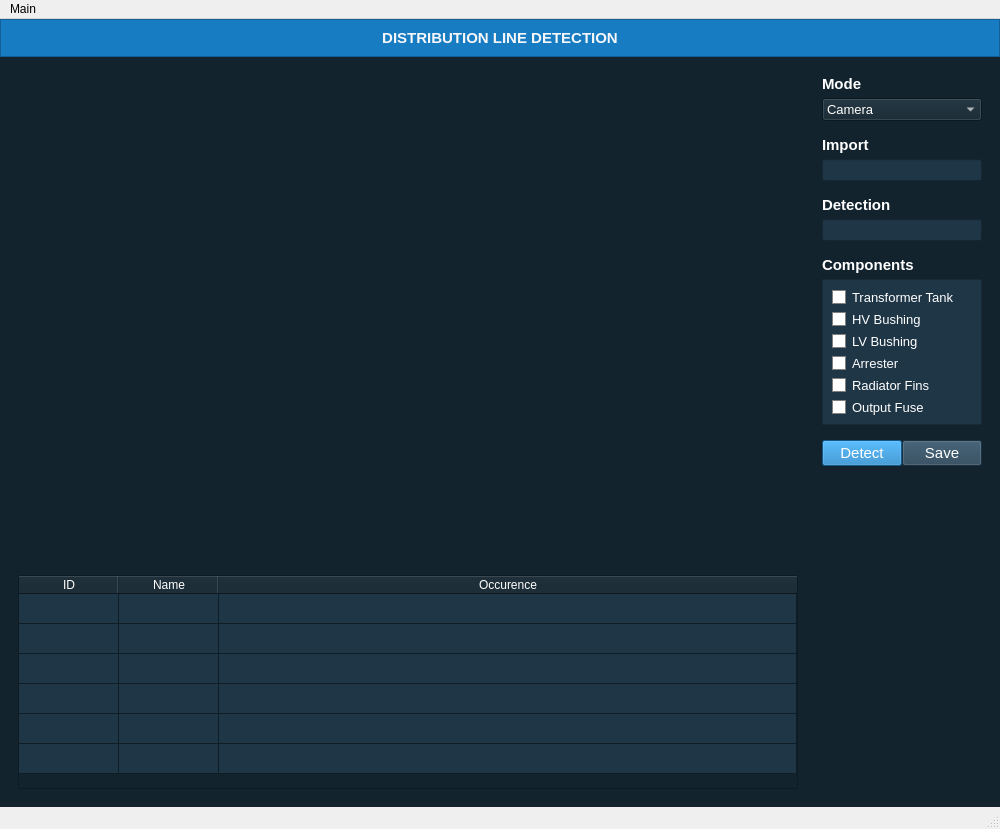
RielJ/msuiit-transformers-gui, file ui_main.ui: the form before one commit.
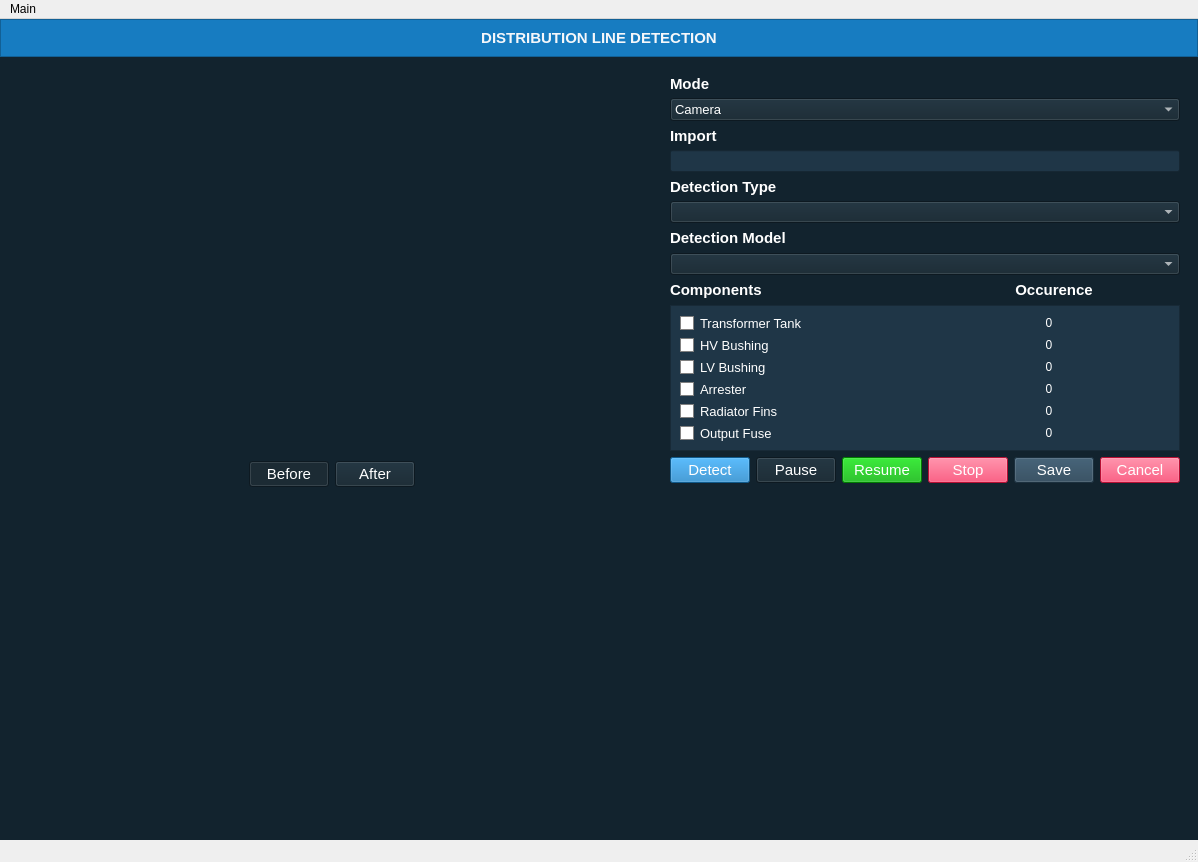
The form after the commit. Icons and pictures are not drawn.

Patch:
```diff
--- a/ui_main.ui
+++ b/ui_main.ui
@@ -6,8 +6,8 @@
    <rect>
     <x>0</x>
     <y>0</y>
-    <width>1000</width>
-    <height>829</height>
+    <width>1198</width>
+    <height>862</height>
    </rect>
   </property>
   <property name="windowTitle">
@@ -82,9 +82,9 @@
       <property name="frameShadow">
        <enum>QFrame::Raised</enum>
       </property>
-      <layout class="QGridLayout" name="gridLayout_4" columnstretch="2,0">
+      <layout class="QGridLayout" name="gridLayout_4" columnstretch="7,3">
        <item row="0" column="0">
-        <layout class="QVBoxLayout" name="verticalLayout_5" stretch="4,0">
+        <layout class="QVBoxLayout" name="verticalLayout_5" stretch="4">
          <item>
           <widget class="QFrame" name="output_frame">
            <property name="sizePolicy">
@@ -107,16 +107,7 @@
            </property>
            <layout class="QGridLayout" name="gridLayout_2">
             <item row="0" column="0">
-             <widget class="QLabel" name="label">
-              <property name="sizePolicy">
-               <sizepolicy hsizetype="Preferred" vsizetype="Preferred">
-                <horstretch>0</horstretch>
-                <verstretch>0</verstretch>
-               </sizepolicy>
-              </property>
-              <property name="frameShape">
-               <enum>QFrame::NoFrame</enum>
-              </property>
+             <widget class="QLabel" name="input_image">
               <property name="text">
                <string/>
               </property>
@@ -125,117 +116,78 @@
               </property>
              </widget>
             </item>
-           </layout>
-          </widget>
-         </item>
-         <item>
-          <widget class="QFrame" name="prediction_frame">
+            <item row="1" column="0" alignment="Qt::AlignTop">
+             <widget class="QFrame" name="frame">
            <property name="frameShape">
             <enum>QFrame::NoFrame</enum>
            </property>
            <property name="frameShadow">
-            <enum>QFrame::Raised</enum>
-           </property>
-           <layout class="QGridLayout" name="gridLayout_3">
-            <item row="0" column="0">
-             <widget class="QTableWidget" name="prediction_table">
-              <property name="autoFillBackground">
-               <bool>false</bool>
-              </property>
-              <property name="styleSheet">
-               <string notr="true">::item{
-background-color: #1F3647;
-}</string>
-              </property>
-              <property name="sizeAdjustPolicy">
-               <enum>QAbstractScrollArea::AdjustToContents</enum>
-              </property>
-              <property name="autoScroll">
-               <bool>true</bool>
-              </property>
-              <property name="editTriggers">
-               <set>QAbstractItemView::NoEditTriggers</set>
-              </property>
-              <property name="alternatingRowColors">
-               <bool>false</bool>
-              </property>
-              <property name="textElideMode">
-               <enum>Qt::ElideLeft</enum>
-              </property>
-              <property name="showGrid">
+               <enum>QFrame::Plain</enum>
+              </property>
+              <layout class="QHBoxLayout" name="horizontalLayout_3">
+               <property name="sizeConstraint">
+                <enum>QLayout::SetDefaultConstraint</enum>
+               </property>
+               <item>
+                <spacer name="horizontalSpacer">
+                 <property name="orientation">
+                  <enum>Qt::Horizontal</enum>
+                 </property>
+                 <property name="sizeHint" stdset="0">
+                  <size>
+                   <width>40</width>
+                   <height>20</height>
+                  </size>
+                 </property>
+                </spacer>
+               </item>
+               <item>
+                <widget class="QPushButton" name="before_button">
+                 <property name="font">
+                  <font>
+                   <pointsize>11</pointsize>
+                  </font>
+                 </property>
+                 <property name="text">
+                  <string>Before</string>
+                 </property>
+                 <property name="checkable">
                <bool>true</bool>
               </property>
-              <property name="wordWrap">
-               <bool>false</bool>
-              </property>
-              <property name="cornerButtonEnabled">
-               <bool>false</bool>
-              </property>
-              <property name="rowCount">
-               <number>6</number>
-              </property>
-              <attribute name="horizontalHeaderVisible">
+                 <property name="checked">
                <bool>true</bool>
-              </attribute>
-              <attribute name="horizontalHeaderCascadingSectionResizes">
-               <bool>false</bool>
-              </attribute>
-              <attribute name="horizontalHeaderHighlightSections">
-               <bool>true</bool>
-              </attribute>
-              <attribute name="horizontalHeaderMinimumSectionSize">
-               <number>27</number>
-              </attribute>
-              <attribute name="horizontalHeaderStretchLastSection">
-               <bool>true</bool>
-              </attribute>
-              <attribute name="verticalHeaderVisible">
-               <bool>false</bool>
-              </attribute>
-              <attribute name="verticalHeaderMinimumSectionSize">
-               <number>27</number>
-              </attribute>
-              <row>
-               <property name="text">
-                <string>New Row</string>
-               </property>
-              </row>
-              <row>
-               <property name="text">
-                <string>New Row</string>
-               </property>
-              </row>
-              <row>
+                 </property>
+                </widget>
+               </item>
+               <item>
+                <widget class="QPushButton" name="after_button">
+                 <property name="font">
+                  <font>
+                   <pointsize>11</pointsize>
+                  </font>
+                 </property>
                <property name="text">
-                <string>New Row</string>
-               </property>
-              </row>
-              <row>
-               <property name="text">
-                <string>New Row</string>
-               </property>
-              </row>
-              <row>
-               <property name="text">
-                <string>New Row</string>
-               </property>
-              </row>
-              <row/>
-              <column>
-               <property name="text">
-                <string>ID</string>
-               </property>
-              </column>
-              <column>
-               <property name="text">
-                <string>Name</string>
-               </property>
-              </column>
-              <column>
-               <property name="text">
-                <string>Occurence</string>
-               </property>
-              </column>
+                  <string>After</string>
+                 </property>
+                 <property name="checkable">
+                  <bool>true</bool>
+                 </property>
+                </widget>
+               </item>
+               <item>
+                <spacer name="horizontalSpacer_2">
+                 <property name="orientation">
+                  <enum>Qt::Horizontal</enum>
+                 </property>
+                 <property name="sizeHint" stdset="0">
+                  <size>
+                   <width>40</width>
+                   <height>20</height>
+                  </size>
+                 </property>
+                </spacer>
+               </item>
+              </layout>
              </widget>
             </item>
            </layout>
@@ -256,11 +208,102 @@
            <property name="frameShadow">
             <enum>QFrame::Raised</enum>
            </property>
-           <layout class="QGridLayout" name="gridLayout_8">
-            <property name="verticalSpacing">
-             <number>15</number>
-            </property>
-            <item row="4" column="0">
+           <layout class="QGridLayout" name="gridLayout_3">
+            <item row="10" column="0">
+             <spacer name="verticalSpacer">
+              <property name="orientation">
+               <enum>Qt::Vertical</enum>
+              </property>
+              <property name="sizeHint" stdset="0">
+               <size>
+                <width>20</width>
+                <height>40</height>
+               </size>
+              </property>
+             </spacer>
+            </item>
+            <item row="7" column="0">
+             <layout class="QHBoxLayout" name="horizontalLayout_2">
+              <item>
+               <widget class="QLabel" name="label_2">
+                <property name="font">
+                 <font>
+                  <pointsize>11</pointsize>
+                  <weight>75</weight>
+                  <bold>true</bold>
+                  <kerning>true</kerning>
+                 </font>
+                </property>
+                <property name="text">
+                 <string>Components</string>
+                </property>
+               </widget>
+              </item>
+              <item>
+               <widget class="QLabel" name="label_3">
+                <property name="font">
+                 <font>
+                  <pointsize>11</pointsize>
+                  <weight>75</weight>
+                  <bold>true</bold>
+                 </font>
+                </property>
+                <property name="text">
+                 <string>Occurence</string>
+                </property>
+                <property name="alignment">
+                 <set>Qt::AlignCenter</set>
+                </property>
+               </widget>
+              </item>
+             </layout>
+            </item>
+            <item row="2" column="0">
+             <layout class="QVBoxLayout" name="verticalLayout_3">
+              <property name="spacing">
+               <number>5</number>
+              </property>
+              <item>
+               <widget class="QLabel" name="label_detection">
+                <property name="font">
+                 <font>
+                  <pointsize>11</pointsize>
+                  <weight>75</weight>
+                  <bold>true</bold>
+                 </font>
+                </property>
+                <property name="text">
+                 <string>Detection Type</string>
+                </property>
+               </widget>
+              </item>
+              <item>
+               <widget class="QComboBox" name="input_detection_type"/>
+              </item>
+             </layout>
+            </item>
+            <item row="5" column="0">
+             <layout class="QVBoxLayout" name="verticalLayout_2">
+              <item>
+               <widget class="QLabel" name="model_label">
+                <property name="font">
+                 <font>
+                  <pointsize>11</pointsize>
+                  <weight>75</weight>
+                  <bold>true</bold>
+                 </font>
+                </property>
+                <property name="text">
+                 <string>Detection Model</string>
+                </property>
+               </widget>
+              </item>
+              <item>
+               <widget class="QComboBox" name="input_detection_model"/>
+              </item>
+             </layout>
+            </item>
+            <item row="9" column="0">
              <layout class="QHBoxLayout" name="horizontalLayout">
               <item>
                <widget class="QPushButton" name="detect_button">
@@ -279,6 +322,33 @@
                 </property>
                </widget>
               </item>
+              <item>
+               <widget class="QPushButton" name="pause_button">
+                <property name="font">
+                 <font>
+                  <pointsize>11</pointsize>
+                 </font>
+                </property>
+                <property name="text">
+                 <string>Pause</string>
+                </property>
+               </widget>
+              </item>
+              <item>
+               <widget class="QPushButton" name="resume_button">
+                <property name="font">
+                 <font>
+                  <pointsize>11</pointsize>
+                 </font>
+                </property>
+                <property name="styleSheet">
+                 <string notr="true">background-color: rgb(0, 173, 0)</string>
+                </property>
+                <property name="text">
+                 <string>Resume</string>
+                </property>
+               </widget>
+              </item>
               <item>
                <widget class="QPushButton" name="stop_button">
                 <property name="font">
@@ -287,6 +357,27 @@
                  </font>
                 </property>
                 <property name="styleSheet">
+                 <string notr="true">background-color: rgb(255, 20, 71);</string>
+                </property>
+                <property name="text">
+                 <string>Stop</string>
+                </property>
+                <property name="default">
+                 <bool>false</bool>
+                </property>
+                <property name="flat">
+                 <bool>false</bool>
+                </property>
+               </widget>
+              </item>
+              <item>
+               <widget class="QPushButton" name="save_button">
+                <property name="font">
+                 <font>
+                  <pointsize>11</pointsize>
+                 </font>
+                </property>
+                <property name="styleSheet">
                  <string notr="true">background-color: rgb(38,66,86);</string>
                 </property>
                 <property name="text">
@@ -294,40 +385,18 @@
                 </property>
                </widget>
               </item>
-             </layout>
-            </item>
-            <item row="1" column="0">
-             <layout class="QVBoxLayout" name="import_layout">
-              <property name="spacing">
-               <number>5</number>
-              </property>
               <item>
-               <widget class="QLabel" name="label_import">
+               <widget class="QPushButton" name="cancel_button">
                 <property name="font">
                  <font>
                   <pointsize>11</pointsize>
-                  <weight>75</weight>
-                  <bold>true</bold>
                  </font>
                 </property>
-                <property name="text">
-                 <string>Import</string>
-                </property>
-               </widget>
-              </item>
-              <item>
-               <widget class="QLineEdit" name="button_import">
                 <property name="styleSheet">
-                 <string notr="true">background-color: #1F3647;</string>
+                 <string notr="true">background-color: rgb(255, 20, 71);</string>
                 </property>
-                <property name="readOnly">
-                 <bool>false</bool>
-                </property>
-                <property name="placeholderText">
-                 <string extracomment="Import Something"/>
-                </property>
-                <property name="clearButtonEnabled">
-                 <bool>true</bool>
+                <property name="text">
+                 <string>Cancel</string>
                 </property>
                </widget>
               </item>
@@ -378,27 +447,44 @@
               </item>
              </layout>
             </item>
-            <item row="3" column="0">
-             <layout class="QVBoxLayout" name="verticalLayout_4">
+            <item row="1" column="0">
+             <layout class="QVBoxLayout" name="import_layout">
               <property name="spacing">
                <number>5</number>
               </property>
               <item>
-               <widget class="QLabel" name="label_2">
+               <widget class="QLabel" name="label_import">
                 <property name="font">
                  <font>
                   <pointsize>11</pointsize>
                   <weight>75</weight>
                   <bold>true</bold>
-                  <kerning>true</kerning>
                  </font>
                 </property>
                 <property name="text">
-                 <string>Components</string>
+                 <string>Import</string>
                 </property>
                </widget>
               </item>
               <item>
+               <widget class="QLineEdit" name="input_import">
+                <property name="styleSheet">
+                 <string notr="true">background-color: #1F3647;</string>
+                </property>
+                <property name="readOnly">
+                 <bool>false</bool>
+                </property>
+                <property name="placeholderText">
+                 <string extracomment="Import Something"/>
+                </property>
+                <property name="clearButtonEnabled">
+                 <bool>true</bool>
+                </property>
+               </widget>
+              </item>
+             </layout>
+            </item>
+            <item row="8" column="0">
                <widget class="QFrame" name="checkbox_frame">
                 <property name="autoFillBackground">
                  <bool>false</bool>
@@ -412,12 +498,25 @@
                 <property name="frameShadow">
                  <enum>QFrame::Raised</enum>
                 </property>
+              <property name="midLineWidth">
+               <number>1</number>
+              </property>
                 <layout class="QGridLayout" name="gridLayout_7">
                  <property name="spacing">
                   <number>6</number>
                  </property>
-                 <item row="1" column="0">
-                  <widget class="QCheckBox" name="class_1">
+               <item row="6" column="1">
+                <widget class="QLabel" name="occ_class_5">
+                 <property name="text">
+                  <string>0</string>
+                 </property>
+                 <property name="alignment">
+                  <set>Qt::AlignCenter</set>
+                 </property>
+                </widget>
+               </item>
+               <item row="6" column="0">
+                <widget class="QCheckBox" name="class_5">
                    <property name="font">
                     <font>
                      <pointsize>10</pointsize>
@@ -441,14 +540,24 @@
 }</string>
                    </property>
                    <property name="text">
-                    <string>HV Bushing</string>
+                  <string>Output Fuse</string>
                    </property>
                    <property name="checked">
                     <bool>true</bool>
                    </property>
                   </widget>
                  </item>
-                 <item row="4" column="0">
+               <item row="4" column="1">
+                <widget class="QLabel" name="occ_class_3">
+                 <property name="text">
+                  <string>0</string>
+                 </property>
+                 <property name="alignment">
+                  <set>Qt::AlignCenter</set>
+                 </property>
+                </widget>
+               </item>
+               <item row="5" column="0">
                   <widget class="QCheckBox" name="class_4">
                    <property name="font">
                     <font>
@@ -480,7 +589,39 @@
                    </property>
                   </widget>
                  </item>
-                 <item row="2" column="0">
+               <item row="4" column="0">
+                <widget class="QCheckBox" name="class_3">
+                 <property name="font">
+                  <font>
+                   <pointsize>10</pointsize>
+                  </font>
+                 </property>
+                 <property name="styleSheet">
+                  <string notr="true">::indicator {
+	border: 1px solid grey;
+	background-color: #fff;
+}
+
+::indicator:checked {
+	image: url(&quot;assets/checked.png&quot;);
+	height: 1em;
+	width: 1em;
+}
+::indicator:unchecked {
+	image: url(&quot;assets/unchecked.png&quot;);
+	height: 1em;
+	width: 1em;
+}</string>
+                 </property>
+                 <property name="text">
+                  <string>Arrester</string>
+                 </property>
+                 <property name="checked">
+                  <bool>true</bool>
+                 </property>
+                </widget>
+               </item>
+               <item row="3" column="0">
                   <widget class="QCheckBox" name="class_2">
                    <property name="font">
                     <font>
@@ -512,6 +653,16 @@
                    </property>
                   </widget>
                  </item>
+               <item row="2" column="1">
+                <widget class="QLabel" name="occ_class_1">
+                 <property name="text">
+                  <string>0</string>
+                 </property>
+                 <property name="alignment">
+                  <set>Qt::AlignCenter</set>
+                 </property>
+                </widget>
+               </item>
                  <item row="0" column="0">
                   <widget class="QCheckBox" name="class_0">
                    <property name="font">
@@ -544,124 +695,70 @@
                    </property>
                   </widget>
                  </item>
-                 <item row="3" column="0">
-                  <widget class="QCheckBox" name="class_3">
-                   <property name="font">
-                    <font>
-                     <pointsize>10</pointsize>
-                    </font>
-                   </property>
-                   <property name="styleSheet">
-                    <string notr="true">::indicator {
-	border: 1px solid grey;
-	background-color: #fff;
-}
-
-::indicator:checked {
-	image: url(&quot;assets/checked.png&quot;);
-	height: 1em;
-	width: 1em;
-}
-::indicator:unchecked {
-	image: url(&quot;assets/unchecked.png&quot;);
-	height: 1em;
-	width: 1em;
-}</string>
-                   </property>
+               <item row="5" column="1">
+                <widget class="QLabel" name="occ_class_4">
                    <property name="text">
-                    <string>Arrester</string>
-                   </property>
-                   <property name="checked">
-                    <bool>true</bool>
-                   </property>
-                  </widget>
-                 </item>
-                 <item row="5" column="0">
-                  <widget class="QCheckBox" name="class_5">
-                   <property name="font">
-                    <font>
-                     <pointsize>10</pointsize>
-                    </font>
-                   </property>
-                   <property name="styleSheet">
-                    <string notr="true">::indicator {
-	border: 1px solid grey;
-	background-color: #fff;
-}
-
-::indicator:checked {
-	image: url(&quot;assets/checked.png&quot;);
-	height: 1em;
-	width: 1em;
-}
-::indicator:unchecked {
-	image: url(&quot;assets/unchecked.png&quot;);
-	height: 1em;
-	width: 1em;
-}</string>
-                   </property>
-                   <property name="text">
-                    <string>Output Fuse</string>
-                   </property>
-                   <property name="checked">
-                    <bool>true</bool>
-                   </property>
-                  </widget>
-                 </item>
-                </layout>
-               </widget>
-              </item>
-             </layout>
+                  <string>0</string>
+                 </property>
+                 <property name="alignment">
+                  <set>Qt::AlignCenter</set>
+                 </property>
+                </widget>
             </item>
             <item row="2" column="0">
-             <layout class="QVBoxLayout" name="verticalLayout_3">
-              <property name="spacing">
-               <number>5</number>
-              </property>
-              <item>
-               <widget class="QLabel" name="label_detection">
+                <widget class="QCheckBox" name="class_1">
                 <property name="font">
                  <font>
-                  <pointsize>11</pointsize>
-                  <weight>75</weight>
-                  <bold>true</bold>
-                 </font>
-                </property>
-                <property name="text">
-                 <string>Detection</string>
-                </property>
-               </widget>
-              </item>
-              <item>
-               <widget class="QLineEdit" name="button_detection">
+                   <pointsize>10</pointsize>
+                  </font>
+                 </property>
                 <property name="styleSheet">
-                 <string notr="true">background-color: #1F3647;</string>
-                </property>
-                <property name="readOnly">
+                  <string notr="true">::indicator {
+	border: 1px solid grey;
+	background-color: #fff;
+}
+
+::indicator:checked {
+	image: url(&quot;assets/checked.png&quot;);
+	height: 1em;
+	width: 1em;
+}
+::indicator:unchecked {
+	image: url(&quot;assets/unchecked.png&quot;);
+	height: 1em;
+	width: 1em;
+}</string>
+                 </property>
+                 <property name="text">
+                  <string>HV Bushing</string>
+                 </property>
+                 <property name="checked">
                  <bool>true</bool>
                 </property>
-                <property name="placeholderText">
-                 <string extracomment="Import a model"/>
-                </property>
-                <property name="clearButtonEnabled">
-                 <bool>true</bool>
+                </widget>
+               </item>
+               <item row="0" column="1">
+                <widget class="QLabel" name="occ_class_0">
+                 <property name="text">
+                  <string>0</string>
+                 </property>
+                 <property name="alignment">
+                  <set>Qt::AlignCenter</set>
+                 </property>
+                </widget>
+               </item>
+               <item row="3" column="1">
+                <widget class="QLabel" name="occ_class_2">
+                 <property name="text">
+                  <string>0</string>
+                 </property>
+                 <property name="alignment">
+                  <set>Qt::AlignCenter</set>
                 </property>
                </widget>
               </item>
              </layout>
-            </item>
-            <item row="5" column="0">
-             <spacer name="verticalSpacer">
-              <property name="orientation">
-               <enum>Qt::Vertical</enum>
-              </property>
-              <property name="sizeHint" stdset="0">
-               <size>
-                <width>20</width>
-                <height>40</height>
-               </size>
-              </property>
-             </spacer>
+             </widget>
             </item>
            </layout>
           </widget>
@@ -678,8 +775,8 @@
     <rect>
      <x>0</x>
      <y>0</y>
-     <width>1000</width>
-     <height>26</height>
+     <width>1198</width>
+     <height>20</height>
     </rect>
    </property>
    <widget class="QMenu" name="menuMain">
```
Left out of the diff: 2 changed lines with no effect on the pictures. Lines whose indentation alone changed are shown as unchanged.
